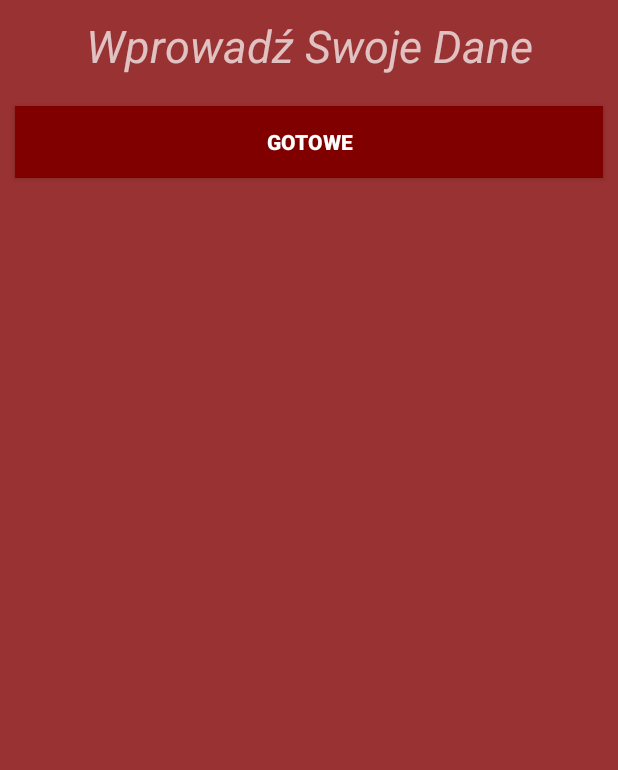
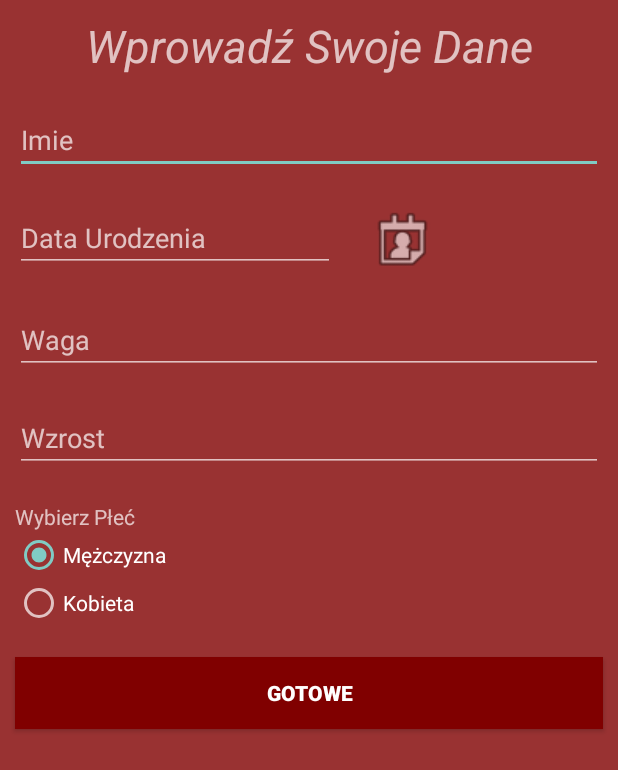
Before and after one commit to wiktor7879/ProjektZespolowy, an Android app: the PanelInfoOUzytkownikuActivity screen opened directly, with no data from a screen before it, on a phone screen of 412 x 824 dp. Shown: the top 770 px of the screen. Run offline under Robolectric (Android 15) with nearby library versions, the phone set to English and light mode, and no system bars; our stand-ins replace Firebase (no records; nobody signed in at launch, a user with empty details on screens opened directly).

Commit message:
Add info of account

```diff
--- a/app/src/main/java/aplikacja/projektzespokowy2019/PanelInfoOUzytkownikuActivity.java
+++ b/app/src/main/java/aplikacja/projektzespokowy2019/PanelInfoOUzytkownikuActivity.java
@@ -1,20 +1,83 @@
 package aplikacja.projektzespokowy2019;
 
+import android.app.DatePickerDialog;
+import android.content.Intent;
 import android.os.Bundle;
 import android.support.v7.app.AppCompatActivity;
+import android.view.View;
+import android.widget.Button;
+import android.widget.DatePicker;
+import android.widget.EditText;
+import android.widget.RadioButton;
 
+import com.google.firebase.auth.FirebaseAuth;
+import com.google.firebase.database.DatabaseReference;
+import com.google.firebase.database.FirebaseDatabase;
+
+import model.Informacje;
 
 public class PanelInfoOUzytkownikuActivity extends AppCompatActivity {
-    // odpala sie tylko raz po rejestracji uzytkownika po wpisaniu informacji przechodzimy do panelu menu
-    // imie
-    // data uro
-    // waga
-    // wzrost
-    // plec
+
+    private Button buttonGotowe;
+    private EditText Imie;
+    private EditText DataUrodzenia;
+    private EditText Waga;
+    private EditText Wzrost;
+    private RadioButton Kobieta;
+    private RadioButton Mezczyzna;
+    private Button Kalendaz;
+    private DatePickerDialog datePicker;
+    private String Plec;
+    private FirebaseAuth firebaseAuth;
+    private DatabaseReference databaseReference;
 
     protected void onCreate(Bundle savedInstanceState) {
         super.onCreate(savedInstanceState);
         setContentView(R.layout.activity_panel_info);
+        buttonGotowe = (Button) findViewById(R.id.buttonGotowe);
+        Imie = (EditText) findViewById(R.id.editTextImie);
+        DataUrodzenia = (EditText) findViewById(R.id.editTextData);
+        Waga = (EditText) findViewById(R.id.editTextWaga);
+        Wzrost = (EditText) findViewById(R.id.editTextWzrost);
+        Kobieta = (RadioButton) findViewById(R.id.radioKobieta);
+        Mezczyzna = (RadioButton) findViewById(R.id.radioMezczyzna);
+        Kalendaz = (Button)findViewById(R.id.buttonDateTimePicker);
+        firebaseAuth = FirebaseAuth.getInstance();
+        databaseReference = FirebaseDatabase.getInstance().getReference();
+
+
+        Kalendaz.setOnClickListener(new View.OnClickListener() {
+            @Override
+            public void onClick(View v) {
+                datePicker = new DatePickerDialog(PanelInfoOUzytkownikuActivity.this,
+                        new DatePickerDialog.OnDateSetListener() {
+                            @Override
+                            public void onDateSet(DatePicker datePicker, int year, int month, int day) {
+                                DataUrodzenia.setText(day + "/" + month + "/" + year);
+                            }
+                        }, 2000, 1, 1);
+                datePicker.getDatePicker().setMaxDate(System.currentTimeMillis());
+                datePicker.show();
+            }
+        });
+
+        buttonGotowe.setOnClickListener(new View.OnClickListener() {
+            @Override
+            public void onClick(View v) {
+                if(Kobieta.isChecked())
+                {
+                    Plec = "Kobieta";
+                }
+                else if (Mezczyzna.isChecked())
+                {
+                    Plec = "Meżczyzna";
+                }
+                Informacje Informacje = new Informacje(Imie.getText().toString(),DataUrodzenia.getText().toString(),Plec,Integer.parseInt(Wzrost.getText().toString()),Integer.parseInt(Waga.getText().toString()));
+                databaseReference.child("Informacje").child(firebaseAuth.getCurrentUser().getUid()).setValue(Informacje);
+                Intent intent = new Intent(PanelInfoOUzytkownikuActivity.this,PanelMenuActivity.class);
+                startActivity(intent);
+            }
+        });
     }
 
 }
--- a/app/src/main/res/layout/activity_panel_info.xml
+++ b/app/src/main/res/layout/activity_panel_info.xml
@@ -20,6 +20,89 @@
         android:gravity="center"/>
 
 
+    <EditText
+        android:id="@+id/editTextImie"
+        android:layout_width="match_parent"
+        android:layout_height="wrap_content"
+        android:layout_margin="10dp"
+        android:ems="10"
+        android:inputType="textPersonName"
+        android:hint="Imie" />
+
+
+<LinearLayout
+    android:layout_width="match_parent"
+    android:layout_height="wrap_content"
+    android:orientation="horizontal">
+
+    <EditText
+        android:id="@+id/editTextData"
+        android:layout_width="wrap_content"
+        android:layout_height="wrap_content"
+        android:layout_margin="10dp"
+        android:ems="10"
+        android:inputType="date"
+        android:hint="Data Urodzenia"/>
+
+    <Button
+        android:id="@+id/buttonDateTimePicker"
+        android:layout_width="50dp"
+        android:layout_height="wrap_content"
+        android:layout_margin="10dp"
+
+        android:background="@android:drawable/ic_menu_my_calendar"
+        android:textColor="@android:color/white"
+        android:textStyle="bold" />
+
+</LinearLayout>
+
+
+
+    <EditText
+        android:id="@+id/editTextWaga"
+        android:layout_width="match_parent"
+        android:layout_height="wrap_content"
+        android:layout_margin="10dp"
+        android:ems="10"
+        android:inputType="number"
+        android:hint="Waga"/>
+
+    <EditText
+        android:id="@+id/editTextWzrost"
+        android:layout_width="match_parent"
+        android:layout_height="wrap_content"
+        android:layout_margin="10dp"
+        android:ems="10"
+        android:inputType="number"
+        android:hint="Wzrost"/>
+
+    <RadioGroup
+        android:id="@+id/radioSex"
+        android:layout_width="wrap_content"
+        android:layout_height="wrap_content"
+        android:layout_margin="10dp">
+
+
+        <TextView
+            android:id="@+id/header"
+            android:layout_width="wrap_content"
+            android:layout_height="wrap_content"
+            android:text="Wybierz Płeć"
+            />
+        <RadioButton
+            android:id="@+id/radioMezczyzna"
+            android:layout_width="wrap_content"
+            android:layout_height="wrap_content"
+            android:text="Mężczyzna"
+            android:checked="true" />
+
+        <RadioButton
+            android:id="@+id/radioKobieta"
+            android:layout_width="wrap_content"
+            android:layout_height="wrap_content"
+            android:text="Kobieta" />
+
+    </RadioGroup>
 
     <Button
         android:id="@+id/buttonGotowe"
@@ -31,5 +114,4 @@
         android:textColor="@android:color/white"
         android:layout_height="wrap_content" />
 
-
 </LinearLayout>
--- a/app/src/main/res/layout/activity_panel_logowania.xml
+++ b/app/src/main/res/layout/activity_panel_logowania.xml
@@ -13,6 +13,7 @@
         android:id="@+id/imageView"
         android:layout_width="match_parent"
         android:layout_height="200dp"
+        android:layout_marginTop="20dp"
         app:srcCompat="@drawable/silownia2" />
 
     <android.support.design.widget.TextInputLayout
--- a/app/src/main/res/layout/activity_panel_rejestracji.xml
+++ b/app/src/main/res/layout/activity_panel_rejestracji.xml
@@ -12,6 +12,7 @@
         android:id="@+id/imageView"
         android:layout_width="match_parent"
         android:layout_height="200dp"
+        android:layout_marginTop="20dp"
         app:srcCompat="@drawable/silownia2" />
 
     <android.support.design.widget.TextInputLayout
```
Also changed, not shown: app/src/main/java/aplikacja/projektzespokowy2019/MainActivity.java (+14 -0 lines), app/src/main/java/model/Informacje.java (added, +56 -0 lines), 1 other file.
